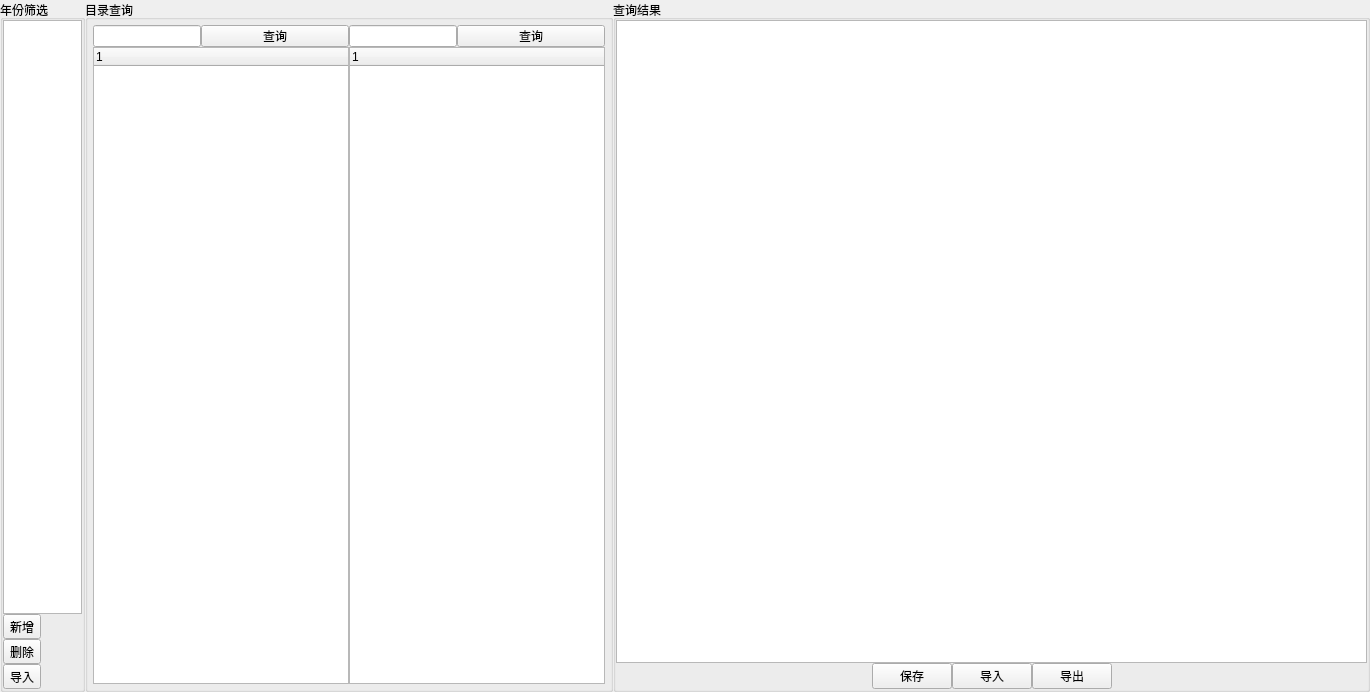
First picture: the form in widgets/strengthDisturb/retirement.ui, repository Belos10/Equip, before the edit.
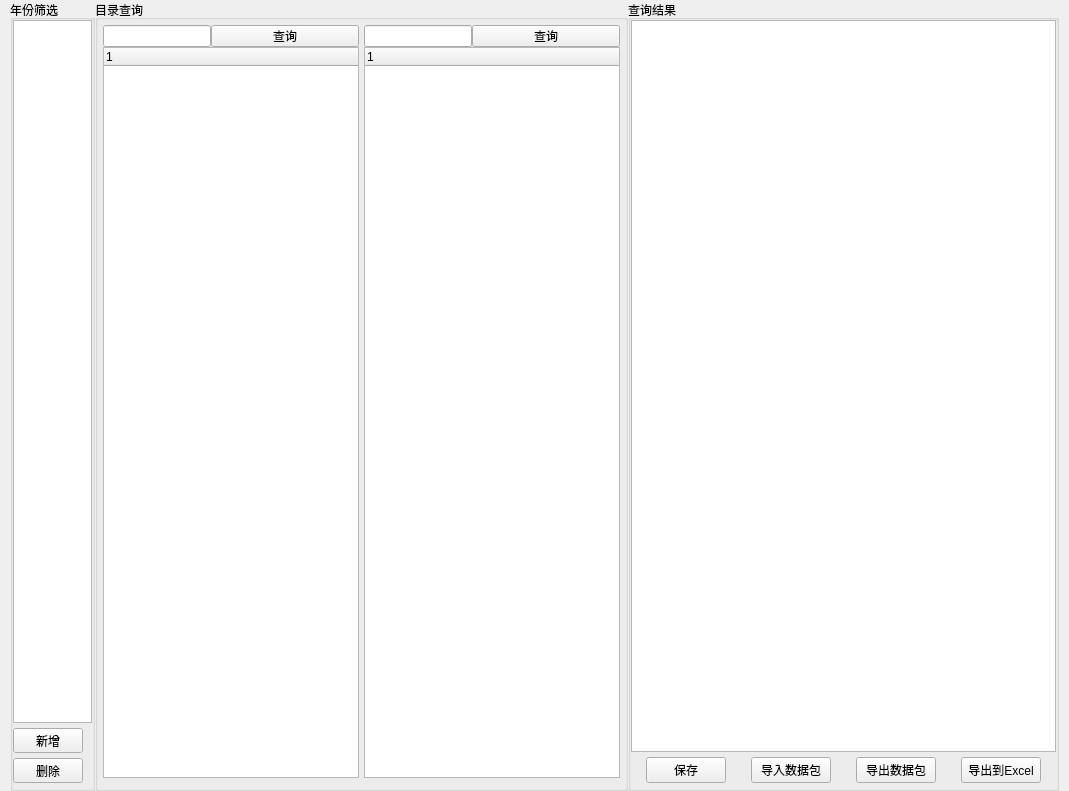
Second picture: the form after the edit.

Commit message: 更新导入目录功能，更新阵地以及危险品大体内容。

```diff
--- a/widgets/strengthDisturb/retirement.ui
+++ b/widgets/strengthDisturb/retirement.ui
@@ -6,8 +6,8 @@
    <rect>
     <x>0</x>
     <y>0</y>
-    <width>1370</width>
-    <height>692</height>
+    <width>1069</width>
+    <height>791</height>
    </rect>
   </property>
   <property name="windowTitle">
@@ -15,13 +15,13 @@
   </property>
   <layout class="QGridLayout" name="gridLayout_3">
    <property name="leftMargin">
-    <number>0</number>
+    <number>10</number>
    </property>
    <property name="topMargin">
     <number>0</number>
    </property>
    <property name="rightMargin">
-    <number>0</number>
+    <number>10</number>
    </property>
    <property name="bottomMargin">
     <number>0</number>
@@ -29,66 +29,6 @@
    <property name="spacing">
     <number>0</number>
    </property>
-   <item row="0" column="0">
-    <widget class="QGroupBox" name="groupBox">
-     <property name="minimumSize">
-      <size>
-       <width>85</width>
-       <height>0</height>
-      </size>
-     </property>
-     <property name="maximumSize">
-      <size>
-       <width>85</width>
-       <height>16777215</height>
-      </size>
-     </property>
-     <property name="title">
-      <string>年份筛选</string>
-     </property>
-     <layout class="QGridLayout" name="gridLayout_4">
-      <property name="leftMargin">
-       <number>0</number>
-      </property>
-      <property name="topMargin">
-       <number>0</number>
-      </property>
-      <property name="rightMargin">
-       <number>0</number>
-      </property>
-      <property name="bottomMargin">
-       <number>0</number>
-      </property>
-      <property name="spacing">
-       <number>0</number>
-      </property>
-      <item row="0" column="0">
-       <widget class="QListWidget" name="lw_year"/>
-      </item>
-      <item row="1" column="0">
-       <widget class="QToolButton" name="tb_add">
-        <property name="text">
-         <string>新增</string>
-        </property>
-       </widget>
-      </item>
-      <item row="2" column="0">
-       <widget class="QToolButton" name="tb_del">
-        <property name="text">
-         <string>删除</string>
-        </property>
-       </widget>
-      </item>
-      <item row="3" column="0">
-       <widget class="QToolButton" name="tb_input">
-        <property name="text">
-         <string>导入</string>
-        </property>
-       </widget>
-      </item>
-     </layout>
-    </widget>
-   </item>
    <item row="0" column="1">
     <widget class="QGroupBox" name="groupBox_2">
      <property name="title">
@@ -137,13 +77,16 @@
          <item>
           <layout class="QHBoxLayout" name="horizontalLayout_3">
            <property name="spacing">
-            <number>0</number>
+            <number>5</number>
            </property>
            <item>
             <layout class="QVBoxLayout" name="verticalLayout">
              <property name="spacing">
               <number>0</number>
              </property>
+             <property name="bottomMargin">
+              <number>5</number>
+             </property>
              <item>
               <layout class="QHBoxLayout" name="horizontalLayout" stretch="0,0">
                <property name="spacing">
@@ -190,6 +133,9 @@
              <property name="spacing">
               <number>0</number>
              </property>
+             <property name="bottomMargin">
+              <number>5</number>
+             </property>
              <item>
               <layout class="QHBoxLayout" name="horizontalLayout_2">
                <property name="spacing">
@@ -265,6 +211,15 @@
       </item>
       <item row="1" column="0">
        <layout class="QHBoxLayout" name="horizontalLayout_5">
+        <property name="spacing">
+         <number>10</number>
+        </property>
+        <property name="topMargin">
+         <number>5</number>
+        </property>
+        <property name="bottomMargin">
+         <number>5</number>
+        </property>
         <item>
          <spacer name="horizontalSpacer">
           <property name="orientation">
@@ -285,17 +240,63 @@
           </property>
          </widget>
         </item>
+        <item>
+         <spacer name="horizontalSpacer_3">
+          <property name="orientation">
+           <enum>Qt::Horizontal</enum>
+          </property>
+          <property name="sizeHint" stdset="0">
+           <size>
+            <width>40</width>
+            <height>20</height>
+           </size>
+          </property>
+         </spacer>
+        </item>
         <item>
          <widget class="QPushButton" name="pb_input">
           <property name="text">
-           <string>导入</string>
+           <string>导入数据包</string>
           </property>
          </widget>
         </item>
+        <item>
+         <spacer name="horizontalSpacer_4">
+          <property name="orientation">
+           <enum>Qt::Horizontal</enum>
+          </property>
+          <property name="sizeHint" stdset="0">
+           <size>
+            <width>40</width>
+            <height>20</height>
+           </size>
+          </property>
+         </spacer>
+        </item>
         <item>
          <widget class="QPushButton" name="pb_output">
           <property name="text">
-           <string>导出</string>
+           <string>导出数据包</string>
+          </property>
+         </widget>
+        </item>
+        <item>
+         <spacer name="horizontalSpacer_5">
+          <property name="orientation">
+           <enum>Qt::Horizontal</enum>
+          </property>
+          <property name="sizeHint" stdset="0">
+           <size>
+            <width>40</width>
+            <height>20</height>
+           </size>
+          </property>
+         </spacer>
+        </item>
+        <item>
+         <widget class="QPushButton" name="pb_outputToExcel">
+          <property name="text">
+           <string>导出到Excel</string>
           </property>
          </widget>
         </item>
@@ -317,6 +318,86 @@
      </layout>
     </widget>
    </item>
+   <item row="0" column="0">
+    <widget class="QGroupBox" name="groupBox">
+     <property name="minimumSize">
+      <size>
+       <width>85</width>
+       <height>0</height>
+      </size>
+     </property>
+     <property name="maximumSize">
+      <size>
+       <width>85</width>
+       <height>16777215</height>
+      </size>
+     </property>
+     <property name="title">
+      <string>年份筛选</string>
+     </property>
+     <layout class="QGridLayout" name="gridLayout_4" rowstretch="25,2,2,0">
+      <property name="leftMargin">
+       <number>0</number>
+      </property>
+      <property name="topMargin">
+       <number>0</number>
+      </property>
+      <property name="rightMargin">
+       <number>0</number>
+      </property>
+      <property name="bottomMargin">
+       <number>5</number>
+      </property>
+      <property name="horizontalSpacing">
+       <number>10</number>
+      </property>
+      <property name="verticalSpacing">
+       <number>5</number>
+      </property>
+      <item row="0" column="0">
+       <widget class="QListWidget" name="lw_year"/>
+      </item>
+      <item row="1" column="0">
+       <widget class="QToolButton" name="tb_add">
+        <property name="sizePolicy">
+         <sizepolicy hsizetype="Expanding" vsizetype="Expanding">
+          <horstretch>0</horstretch>
+          <verstretch>0</verstretch>
+         </sizepolicy>
+        </property>
+        <property name="maximumSize">
+         <size>
+          <width>70</width>
+          <height>25</height>
+         </size>
+        </property>
+        <property name="text">
+         <string>新增</string>
+        </property>
+       </widget>
+      </item>
+      <item row="2" column="0">
+       <widget class="QToolButton" name="tb_del">
+        <property name="sizePolicy">
+         <sizepolicy hsizetype="Expanding" vsizetype="Fixed">
+          <horstretch>0</horstretch>
+          <verstretch>0</verstretch>
+         </sizepolicy>
+        </property>
+        <property name="maximumSize">
+         <size>
+          <width>70</width>
+          <height>25</height>
+         </size>
+        </property>
+        <property name="text">
+         <string>删除</string>
+        </property>
+       </widget>
+      </item>
+     </layout>
+    </widget>
+   </item>
   </layout>
  </widget>
  <resources/>
```
The commit also changes 5 other files.
